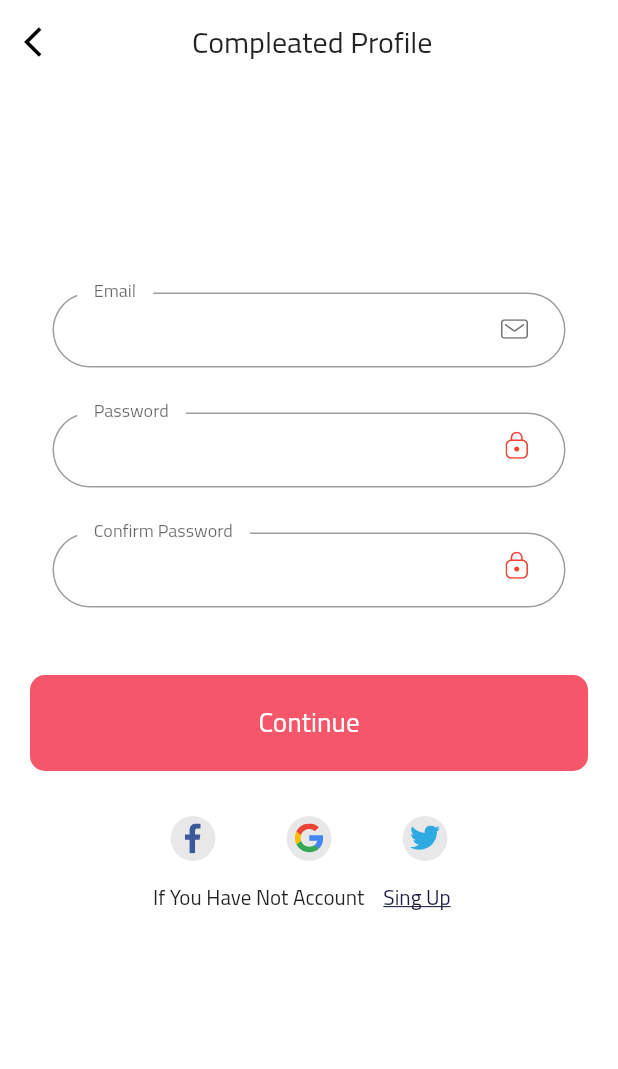
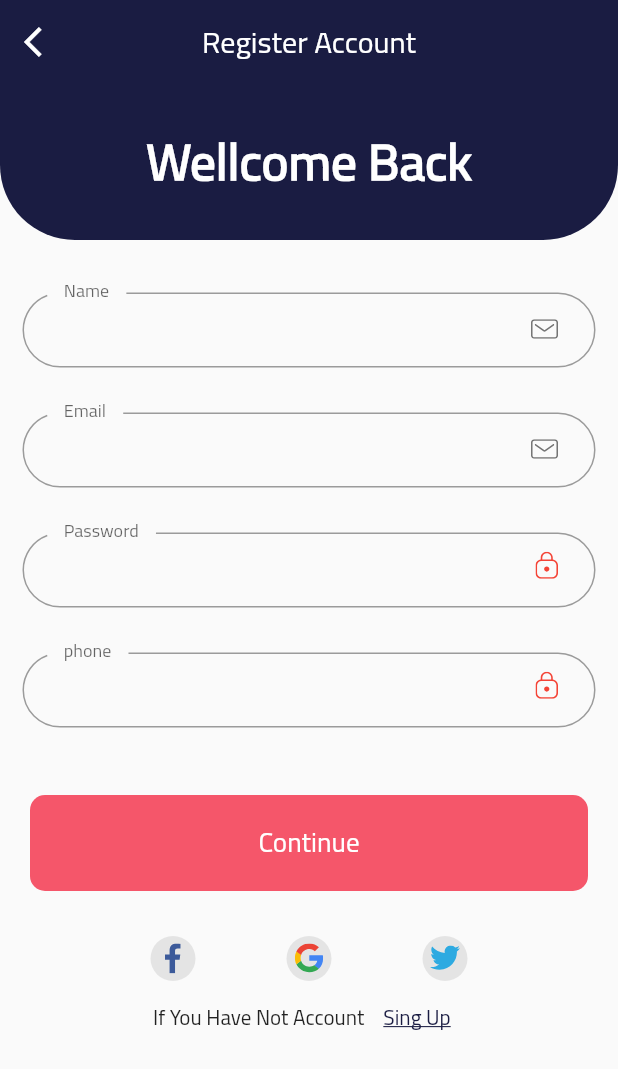
Before and after one commit to jksaWork/Graduation_Project_Flutter, a Flutter app: the Register screen opened by its route, on a phone screen of 412 x 824 dp. Shown: the top 1069 px of the screen. Run offline on Flutter 3.47's test engine with Material 2 defaults, Android fonts, the phone set to English and light mode, and no system bars; our stand-ins replace bubble_tab_indicator, dio, figma_squircle, flutter_otp_text_field, flutter_settings_screens, flutter_spinkit and 6 more; missing offline and left inert: dart:ffi; accounts and stored records are empty.

Commit message:
Sync The Application Login With Dev Server

```diff
--- a/lib/controllers/auth/register_controller.dart
+++ b/lib/controllers/auth/register_controller.dart
@@ -3,21 +3,21 @@ import 'package:get/get.dart';
 
 class registerController extends GetxController {
   TextEditingController? email;
-  TextEditingController? firstNmae;
-  TextEditingController? lastNmae;
+  TextEditingController? name;
   TextEditingController? password;
-  TextEditingController? adress;
+  // TextEditingController? adress;
   TextEditingController? phone;
   // TextEditingController? ;
   @override
   void onInit() {
-    // TODO: implement onInit
     email = TextEditingController();
     password = TextEditingController();
-    firstNmae = TextEditingController();
-    lastNmae = TextEditingController();
-    adress = TextEditingController();
+    name = TextEditingController();
     phone = TextEditingController();
     super.onInit();
   }
+
+  registreClient() async {
+    print('console.log');
+  }
 }
--- a/lib/core/Services/api.dart
+++ b/lib/core/Services/api.dart
@@ -64,7 +64,7 @@ class Api {
   }
 
   static Future<Response> Login({required Map loginData}) async {
-    return dio.post('/api/drivers/login', data: loginData);
+    return dio.post('/api/client/login', data: loginData);
   }
 
   static Future<Response> FetchOffer() async {
--- a/lib/core/Services/my_services.dart
+++ b/lib/core/Services/my_services.dart
@@ -5,6 +5,7 @@ class MyServices extends GetxService {
   late SharedPreferences sharedPreferences;
   Future<MyServices> init() async {
     sharedPreferences = await SharedPreferences.getInstance();
+    sharedPreferences.setInt('hello', 2);
     return this;
   }
 }
--- a/lib/core/Shared/app_bars.dart
+++ b/lib/core/Shared/app_bars.dart
@@ -24,8 +24,12 @@ AppBar BarWithArrow(context, String title) {
       centerTitle: true,
       title: Text(
         title,
-        style: Theme.of(context).textTheme.titleLarge,
+        style: Theme.of(context)
+            .textTheme
+            .titleLarge!
+            .copyWith(color: Colors.white),
       ),
+      backgroundColor: AppColor.primaryColor,
       leading: IconButton(
           onPressed: () {
             print('helo Jksa');
@@ -33,10 +37,9 @@ AppBar BarWithArrow(context, String title) {
           },
           icon: Icon(
             Icons.arrow_back_ios,
-            color: Colors.black,
+            color: Colors.white,
           )
           // IconThemeData(color: Colors.black, size: 20),
           ),
-      backgroundColor: Colors.white,
       elevation: 0);
 }
--- a/lib/routes.dart
+++ b/lib/routes.dart
@@ -1,3 +1,4 @@
+import 'package:real_state_mangament/Middlewares/authunticated_middleware.dart';
 import 'package:real_state_mangament/Middlewares/onbarding_middleware.dart';
 import 'package:real_state_mangament/views/Home/Account.dart/Account.dart';
 import 'package:real_state_mangament/views/Home/Home.dart';
@@ -14,15 +15,19 @@ import 'package:real_state_mangament/views/search/Op-search.dart';
 import 'package:real_state_mangament/views/search/Search.dart';
 
 List<GetPage<dynamic>>? routes = [
-  GetPage(name: '/', page: () => const Search(), middlewares: [
+  GetPage(name: '/', page: () => const Login(), middlewares: [
     OnBoardingMiddleWare(),
+    AuthUntecatedMiddleware(),
   ]),
   //GetPage(name: Setting_page.routeName, page: () => const Setting_page()),
-  GetPage(name: Login.routeName, page: () => const Login()),
+  GetPage(name: Login.routeName, page: () => const Login(), middlewares: [
+    AuthUntecatedMiddleware(),
+  ]),
   GetPage(name: Register.routeName, page: () => const Register()),
   GetPage(
       name: CompletedProfile.routeName, page: () => const CompletedProfile()),
   GetPage(name: LogginSuccess.routeName, page: () => const LogginSuccess()),
   GetPage(name: ForgetPassword.routeName, page: () => const ForgetPassword()),
   GetPage(name: Home.routeName, page: () => const Home()),
+  GetPage(name: Search.routeName, page: () => const Search()),
 ];
--- a/lib/views/auth/register/completed_profile.dart
+++ b/lib/views/auth/register/completed_profile.dart
@@ -31,12 +31,12 @@ class CompletedProfile extends StatelessWidget {
               children: [
                 CustomTextFiled(
                     validator: (val) => validInput(val!, 8, 30, ''),
-                    controller: controller.firstNmae,
+                    controller: controller.name,
                     title: 'First Name',
                     prefiexIcon: AppSvgImg.mail),
                 CustomTextFiled(
                     validator: (val) => validInput(val!, 8, 30, ''),
-                    controller: controller.lastNmae,
+                    controller: controller.name,
                     title: 'Last Name',
                     prefiexIcon: AppSvgImg.Lock),
                 CustomTextFiled(
@@ -46,7 +46,7 @@ class CompletedProfile extends StatelessWidget {
                     prefiexIcon: AppSvgImg.Lock),
                 CustomTextFiled(
                     validator: (val) => validInput(val!, 8, 30, ''),
-                    controller: controller.adress,
+                    controller: controller.name,
                     title: 'Address',
                     prefiexIcon: AppSvgImg.Lock),
                 // SizedBox(height: 10),
--- a/lib/views/auth/register/register.dart
+++ b/lib/views/auth/register/register.dart
@@ -1,4 +1,6 @@
+import 'package:figma_squircle/figma_squircle.dart';
 import 'package:real_state_mangament/controllers/auth/register_controller.dart';
+import 'package:real_state_mangament/core/Constrant/AppColors.dart';
 import 'package:real_state_mangament/core/Constrant/AppSvgImg.dart';
 import 'package:real_state_mangament/core/Functions/vaidate_input.dart';
 import 'package:real_state_mangament/core/Shared/app_bars.dart';
@@ -18,18 +20,41 @@ class Register extends StatelessWidget {
   Widget build(BuildContext context) {
     registerController controller = Get.put(registerController());
     return Scaffold(
-      appBar: BarWithArrow(context, ' Compleated Profile'),
+      appBar: BarWithArrow(context, 'Register Account'),
       body: Container(
-        color: Colors.white,
-        padding: EdgeInsets.all(20),
+        // color: Colors.white,
+        // padding: EdgeInsets.all(20),
         child: ListView(children: [
-          AuthPageHeading(
-              head: 'Register Account',
-              description:
-                  'Type Your Account Inforamtion And Join To  to Thiget" in commerce.s He'),
+          Container(
+            decoration: const ShapeDecoration(
+              color: AppColor.primaryColor,
+              shape: SmoothRectangleBorder(
+                borderRadius: SmoothBorderRadius.only(
+                  bottomLeft: SmoothRadius(
+                    cornerRadius: 50,
+                    cornerSmoothing: .1,
+                  ),
+                  bottomRight: SmoothRadius(
+                    cornerRadius: 50,
+                    cornerSmoothing: 1.4,
+                  ),
+                ),
+              ),
+            ),
+            child: AuthPageHeading(
+                head: 'Wellcome Back',
+                description:
+                    'is important to document a parent’s attendance using a sign-in sheet as it provides proof of'),
+          ),
+          SizedBox(height: 20),
           Container(
             child: Column(
               children: [
+                CustomTextFiled(
+                    validator: (val) => validInput(val!, 8, 30, ''),
+                    controller: controller.name,
+                    title: 'Name',
+                    prefiexIcon: AppSvgImg.mail),
                 CustomTextFiled(
                     validator: (val) => validInput(val!, 8, 30, ''),
                     controller: controller.email,
@@ -42,14 +67,16 @@ class Register extends StatelessWidget {
                     prefiexIcon: AppSvgImg.Lock),
                 CustomTextFiled(
                     validator: (val) => validInput(val!, 8, 30, ''),
-                    controller: controller.password,
-                    title: 'Confirm Password',
+                    controller: controller.phone,
+                    title: 'phone',
                     prefiexIcon: AppSvgImg.Lock),
                 // SizedBox(height: 10),
-                ContinueButton(press: () {
-                  // print('tabed 5 imes ');
-                  Get.toNamed(CompletedProfile.routeName);
-                }),
+                Padding(
+                  padding: const EdgeInsets.symmetric(horizontal: 20),
+                  child: ContinueButton(press: () {
+                    controller.registreClient();
+                  }),
+                ),
                 SocialLinks(),
               ],
             ),
--- a/lib/views/search/Search.dart
+++ b/lib/views/search/Search.dart
@@ -19,7 +19,7 @@ import 'package:real_state_mangament/views/search/widgets/bottom_nvaigation_bar.
 import 'package:real_state_mangament/views/search/widgets/search_offers_item.dart';
 
 class Search extends StatelessWidget {
-  static var routeName;
+  static String routeName = '/search_screen';
 
   const Search({Key? key}) : super(key: key);
 
```
Also changed, not shown: lib/Middlewares/authunticated_middleware.dart (added, +21 -0 lines), lib/controllers/auth/login_controller.dart (+32 -11 lines), lib/data/Models/Client.dart (added, +60 -0 lines).
